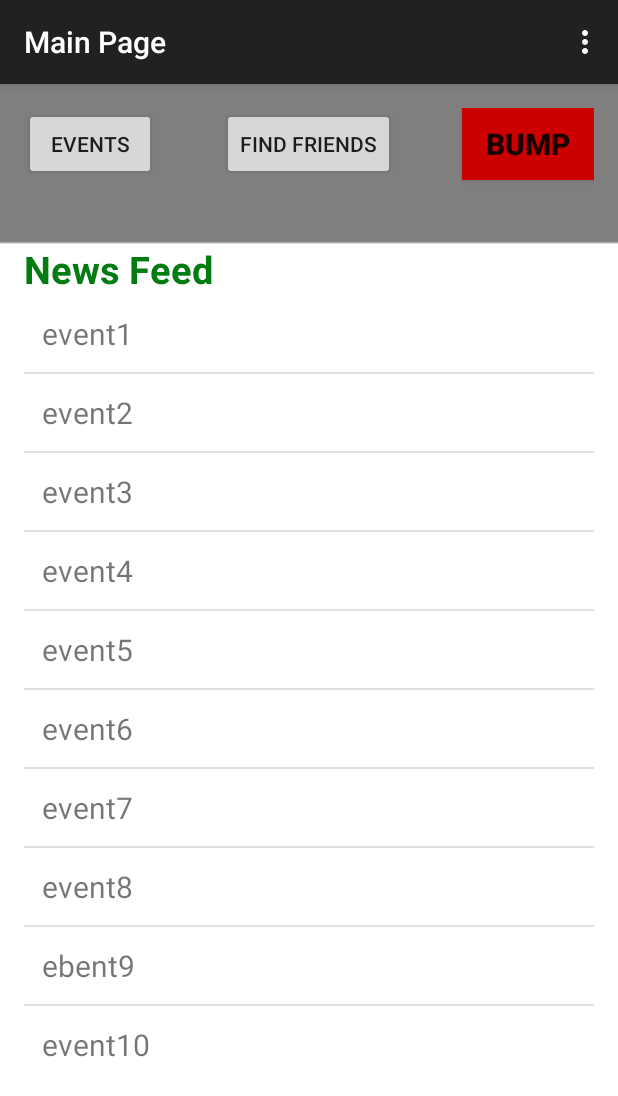
After one commit to damlaozgen/SUN, an Android app: the MainPage screen opened directly, with no data from a screen before it, on a phone screen of 412 x 824 dp. The commit adds this screen. Shown: the top 1096 px of the screen. Run offline under Robolectric (Android 15) with nearby library versions, the phone set to English and light mode, and no system bars.

Commit message:
gui commit

```diff
--- a/app/src/main/AndroidManifest.xml
+++ b/app/src/main/AndroidManifest.xml
@@ -44,6 +44,10 @@
             android:name=".ContactInfoPage"
             android:label="Contact Information" >
         </activity>
+        <activity
+            android:name=".MainPage"
+            android:label="Main Page" >
+        </activity>
     </application>
 
 </manifest>
--- a/app/src/main/java/com/example/basri/sunapp/MainActivity.java
+++ b/app/src/main/java/com/example/basri/sunapp/MainActivity.java
@@ -22,12 +22,24 @@ public class MainActivity extends ActionBarActivity {
         button2.setOnClickListener(new OnClickListener() {
 
             public void onClick(View v) {
-         // Burada sign up tuşuna basılıyor ve sign up activitisine gidiliyor.
+         // Burada sign up tuşuna basılıyor ve SignUpPage activitisine gidiliyor.
 
                 Intent intent = new Intent(v.getContext(), SignUpPage.class);
                 startActivityForResult(intent,0);
             }
         }
+        );
+
+        Button button = (Button) findViewById(R.id.button);
+        button.setOnClickListener(new OnClickListener() {
+
+                                       public void onClick(View v) {
+          // Burada login tuşuna basılıyor ve MainPage activitisine gidiliyor.
+
+             Intent intent = new Intent(v.getContext(), MainPage.class);
+             startActivityForResult(intent,0);
+                                       }
+                                   }
         );
     }
      @Override
--- /dev/null
+++ b/app/src/main/java/com/example/basri/sunapp/MainPage.java
@@ -0,0 +1,46 @@
+package com.example.basri.sunapp;
+
+import android.support.v7.app.ActionBarActivity;
+import android.os.Bundle;
+import android.view.Menu;
+import android.view.MenuItem;
+import android.widget.ArrayAdapter;
+import android.widget.ListView;
+
+
+public class MainPage extends ActionBarActivity {
+
+    @Override
+    protected void onCreate(Bundle savedInstanceState) {
+        super.onCreate(savedInstanceState);
+        setContentView(R.layout.main_page);
+
+        String[] events = {"event1", "event2", "event3", "event4", "event5", "event6", "event7", "event8", "ebent9", "event10"};
+
+        ListView listview = (ListView) findViewById(R.id.listView5);
+        listview.setAdapter(new ArrayAdapter<String>(this, R.layout.list_item, R.id.events_name, events));
+    }
+
+
+    @Override
+    public boolean onCreateOptionsMenu(Menu menu) {
+        // Inflate the menu; this adds items to the action bar if it is present.
+        getMenuInflater().inflate(R.menu.menu_main_page, menu);
+        return true;
+    }
+
+    @Override
+    public boolean onOptionsItemSelected(MenuItem item) {
+        // Handle action bar item clicks here. The action bar will
+        // automatically handle clicks on the Home/Up button, so long
+        // as you specify a parent activity in AndroidManifest.xml.
+        int id = item.getItemId();
+
+        //noinspection SimplifiableIfStatement
+        if (id == R.id.action_settings) {
+            return true;
+        }
+
+        return super.onOptionsItemSelected(item);
+    }
+}
--- a/app/src/main/java/com/example/basri/sunapp/ProfilePage.java
+++ b/app/src/main/java/com/example/basri/sunapp/ProfilePage.java
@@ -10,7 +10,7 @@ import android.widget.Button;
 import android.view.View.OnClickListener;
 import android.content.Intent;
 
-
+// ilk sign up yapıldığında yani kayıt olunduğunda çıkan page. login yapıldığında bu değil main page gelecek
 public class ProfilePage extends ActionBarActivity {
 
     @Override
--- /dev/null
+++ b/app/src/main/res/layout/main_page.xml
@@ -0,0 +1,61 @@
+<RelativeLayout xmlns:android="http://schemas.android.com/apk/res/android"
+    xmlns:tools="http://schemas.android.com/tools" android:layout_width="match_parent"
+    android:layout_height="match_parent" android:paddingLeft="@dimen/activity_horizontal_margin"
+    android:paddingRight="@dimen/activity_horizontal_margin"
+    android:paddingTop="@dimen/activity_vertical_margin"
+    android:paddingBottom="@dimen/activity_vertical_margin"
+    tools:context="com.example.basri.sunapp.MainPage"
+    android:background="@drawable/background2">
+
+    <Button
+        android:layout_width="wrap_content"
+        android:layout_height="wrap_content"
+        android:text="@string/events"
+        android:id="@+id/button13"
+        android:layout_alignParentTop="true"
+        android:layout_alignParentLeft="true"
+        android:layout_alignParentStart="true" />
+
+    <Button
+        android:layout_width="wrap_content"
+        android:layout_height="wrap_content"
+        android:text="@string/findFriends"
+        android:id="@+id/button14"
+        android:layout_alignParentTop="true"
+        android:layout_centerHorizontal="true" />
+
+    <Button
+        android:layout_width="wrap_content"
+        android:layout_height="wrap_content"
+        android:text="@string/bump"
+        android:id="@+id/button15"
+        android:layout_alignParentTop="true"
+        android:layout_alignParentRight="true"
+        android:layout_alignParentEnd="true"
+        android:background="@android:color/holo_red_dark"
+        android:textStyle="bold"
+        android:textSize="20dp" />
+
+    <TextView
+        android:layout_width="wrap_content"
+        android:layout_height="wrap_content"
+        android:textAppearance="?android:attr/textAppearanceMedium"
+        android:text="@string/newsFeed"
+        android:id="@+id/textView24"
+        android:textStyle="bold"
+        android:textSize="25dp"
+        android:textColor="#ff007c12"
+        android:textIsSelectable="false"
+        android:layout_marginTop="42dp"
+        android:layout_below="@+id/button13"
+        android:layout_alignParentLeft="true"
+        android:layout_alignParentStart="true" />
+
+    <ListView
+        android:layout_width="wrap_content"
+        android:layout_height="wrap_content"
+        android:id="@+id/listView5"
+        android:layout_below="@+id/textView24"
+        android:layout_alignParentLeft="true"
+        android:layout_alignParentStart="true" />
+</RelativeLayout>
--- /dev/null
+++ b/app/src/main/res/menu/menu_main_page.xml
@@ -0,0 +1,7 @@
+<menu xmlns:android="http://schemas.android.com/apk/res/android"
+    xmlns:app="http://schemas.android.com/apk/res-auto"
+    xmlns:tools="http://schemas.android.com/tools"
+    tools:context="com.example.basri.sunapp.MainPage">
+    <item android:id="@+id/action_settings" android:title="@string/action_settings"
+        android:orderInCategory="100" app:showAsAction="never" />
+</menu>
--- a/app/src/main/res/values/strings.xml
+++ b/app/src/main/res/values/strings.xml
@@ -47,5 +47,10 @@
     <string name="join_an_event">Joın an Event</string>
     <string name="contact_info">Contact Info</string>
     <string name="phone">Phone:</string>
+    <string name="title_activity_main_page">MainPage</string>
+    <string name="events">Events</string>
+    <string name="findFriends">Fınd Frıends</string>
+    <string name="bump">Bump</string>
+    <string name="newsFeed">News Feed</string>
 
 </resources>
```
Also changed, not shown: 1 other file.
